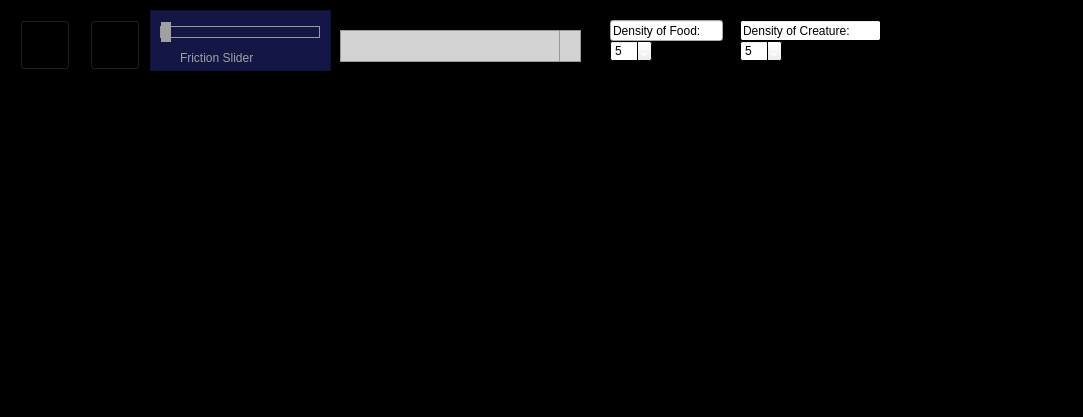
Before: the Qt Designer form UI/src/mainwindow.ui in EvolutionSimulator/EvolutionSimulator, drawn with Qt 5.
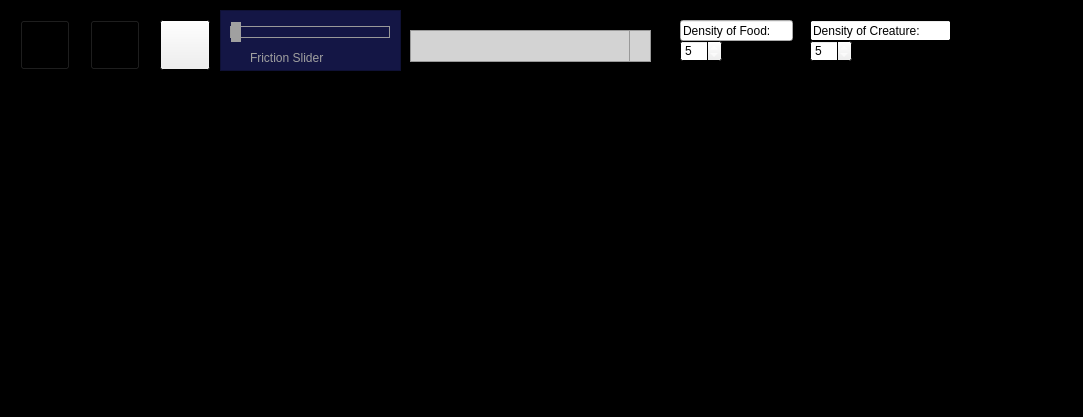
After: the same form once the commit is applied. Icons and pictures are not drawn. Custom widgets are drawn as their Qt base class.

Commit message:
Created configuration screen
Created configuration screen where you can edit: food density, friction coefficient and the simulation speed(set up ui but has no logic behind it).
(Code should be restructured)

Diff of the .ui file:
```diff
--- a/UI/src/mainwindow.ui
+++ b/UI/src/mainwindow.ui
@@ -106,7 +106,7 @@
    <widget class="QPushButton" name="runButton">
     <property name="geometry">
      <rect>
-      <x>20</x>
+      <x>90</x>
       <y>20</y>
       <width>50</width>
       <height>50</height>
@@ -318,7 +318,7 @@
    <widget class="QSpinBox" name="densityFood">
     <property name="geometry">
      <rect>
-      <x>610</x>
+      <x>680</x>
       <y>40</y>
       <width>42</width>
       <height>22</height>
@@ -331,7 +331,7 @@
    <widget class="QLineEdit" name="lineEdit">
     <property name="geometry">
      <rect>
-      <x>610</x>
+      <x>680</x>
       <y>20</y>
       <width>113</width>
       <height>21</height>
@@ -365,7 +365,7 @@
    <widget class="QSpinBox" name="densityCreature">
     <property name="geometry">
      <rect>
-      <x>740</x>
+      <x>810</x>
       <y>40</y>
       <width>42</width>
       <height>22</height>
@@ -378,7 +378,7 @@
    <widget class="QLineEdit" name="lineEdit_2">
     <property name="geometry">
      <rect>
-      <x>740</x>
+      <x>810</x>
       <y>20</y>
       <width>141</width>
       <height>21</height>
@@ -391,7 +391,7 @@
    <widget class="QLabel" name="label">
     <property name="geometry">
      <rect>
-      <x>180</x>
+      <x>250</x>
       <y>50</y>
       <width>91</width>
       <height>16</height>
@@ -413,7 +413,7 @@
    <widget class="QLabel" name="frictionLabel">
     <property name="geometry">
      <rect>
-      <x>270</x>
+      <x>340</x>
       <y>50</y>
       <width>31</width>
       <height>16</height>
@@ -874,7 +874,17 @@
    <widget class="QPushButton" name="restartButton">
     <property name="geometry">
      <rect>
-      <x>90</x>
+      <x>160</x>
+      <y>20</y>
+      <width>50</width>
+      <height>50</height>
+     </rect>
+    </property>
+   </widget>
+   <widget class="QPushButton" name="configurationButton">
+    <property name="geometry">
+     <rect>
+      <x>20</x>
       <y>20</y>
       <width>50</width>
       <height>50</height>
@@ -1089,7 +1099,7 @@
     </property>
     <property name="geometry">
      <rect>
-      <x>160</x>
+      <x>230</x>
       <y>20</y>
       <width>160</width>
       <height>25</height>
@@ -1141,7 +1151,7 @@
    <widget class="QFrame" name="frame">
     <property name="geometry">
      <rect>
-      <x>150</x>
+      <x>220</x>
       <y>10</y>
       <width>181</width>
       <height>61</height>
@@ -1165,7 +1175,7 @@
    <widget class="QComboBox" name="graphMenu">
     <property name="geometry">
      <rect>
-      <x>340</x>
+      <x>410</x>
       <y>30</y>
       <width>241</width>
       <height>32</height>
```
Left out of the diff: 10 changed lines with no effect on the pictures. The commit also changes 6 other files.
